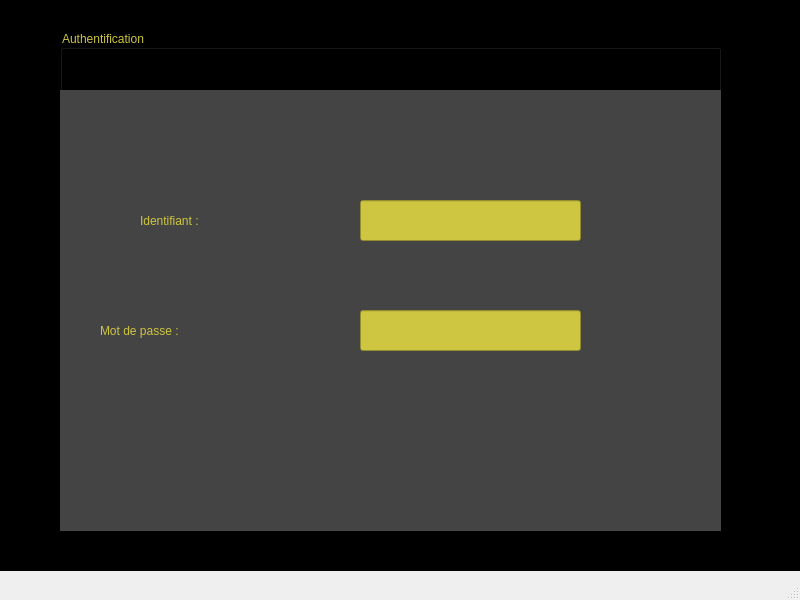
Iskanderbahroun/Beauty_Center_2A16, file authentification.ui: the form before one commit.
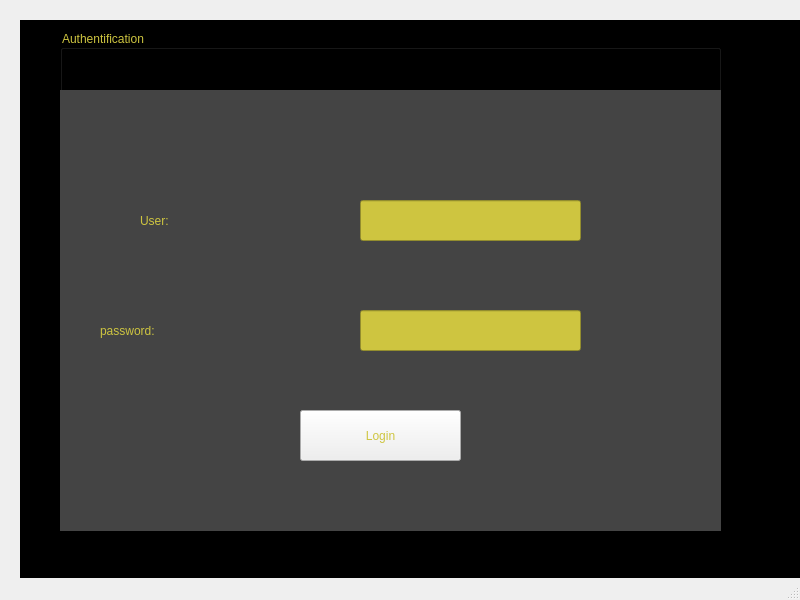
The form after the commit. Icons and pictures are not drawn.

Patch:
```diff
--- a/authentification.ui
+++ b/authentification.ui
@@ -100,7 +100,7 @@
       </rect>
      </property>
      <property name="text">
-      <string>Identifiant :</string>
+      <string>User:</string>
      </property>
     </widget>
     <widget class="QLabel" name="label_6">
@@ -113,10 +113,10 @@
       </rect>
      </property>
      <property name="text">
-      <string>Mot de passe : </string>
+      <string>password:</string>
      </property>
     </widget>
-    <widget class="QLineEdit" name="lineEdit">
+    <widget class="QLineEdit" name="lineEdit_username">
      <property name="geometry">
       <rect>
        <x>300</x>
@@ -126,10 +126,11 @@
       </rect>
      </property>
      <property name="styleSheet">
-      <string notr="true">background-color: rgb(206, 197, 64);</string>
+      <string notr="true">background-color: rgb(206, 197, 64);
+color: rgb(0, 0, 0);</string>
      </property>
     </widget>
-    <widget class="QLineEdit" name="lineEdit_2">
+    <widget class="QLineEdit" name="lineEdit_password">
      <property name="geometry">
       <rect>
        <x>300</x>
@@ -139,7 +140,21 @@
       </rect>
      </property>
      <property name="styleSheet">
-      <string notr="true">background-color: rgb(206, 197, 64);</string>
+      <string notr="true">background-color: rgb(206, 197, 64);
+color: rgb(0, 0, 0);</string>
+     </property>
+    </widget>
+    <widget class="QPushButton" name="login">
+     <property name="geometry">
+      <rect>
+       <x>240</x>
+       <y>380</y>
+       <width>161</width>
+       <height>51</height>
+      </rect>
+     </property>
+     <property name="text">
+      <string>Login</string>
      </property>
     </widget>
     <zorder>label_3</zorder>
@@ -147,14 +162,15 @@
     <zorder>label_2</zorder>
     <zorder>label_5</zorder>
     <zorder>label_6</zorder>
-    <zorder>lineEdit</zorder>
-    <zorder>lineEdit_2</zorder>
+    <zorder>lineEdit_username</zorder>
+    <zorder>lineEdit_password</zorder>
+    <zorder>login</zorder>
    </widget>
    <widget class="QLabel" name="label_4">
     <property name="geometry">
      <rect>
-      <x>0</x>
-      <y>0</y>
+      <x>20</x>
+      <y>20</y>
       <width>801</width>
       <height>571</height>
      </rect>
```
